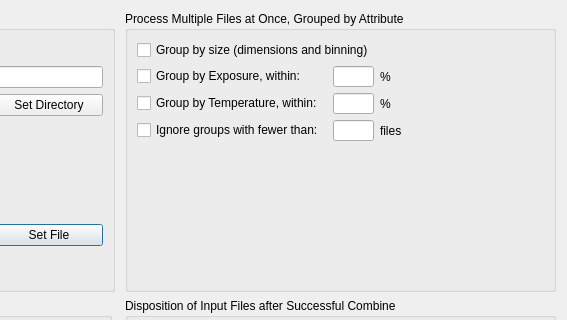
This is PreferencesWindow.ui in RMcDOttawa/MasterDarkMaker as Qt 5 draws it before an edit; both pictures show x 327 to 894 and y 0 to 320 of the 894 by 529 pixel window. The edited form follows.
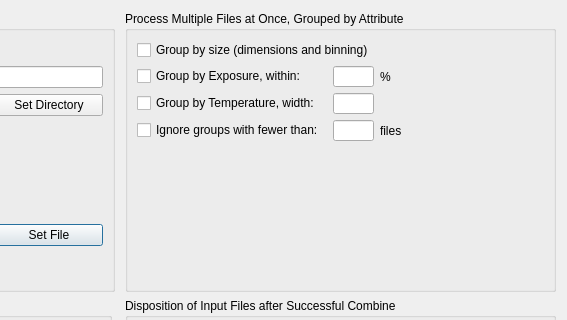
This is the edited form.

Commit message: Changed temperature group tolerance to bandwidth in Preferences

```diff
--- a/PreferencesWindow.ui
+++ b/PreferencesWindow.ui
@@ -285,13 +285,6 @@
         </property>
        </widget>
       </item>
-      <item row="2" column="2">
-       <widget class="QLabel" name="label_8">
-        <property name="text">
-         <string>%</string>
-        </property>
-       </widget>
-      </item>
       <item row="3" column="1">
        <widget class="QLineEdit" name="minimumGroupSize">
         <property name="maximumSize">
@@ -308,7 +301,7 @@
          <string>Process sets of files having different CCD temperatures</string>
         </property>
         <property name="text">
-         <string>Group by Temperature, within:</string>
+         <string>Group by Temperature, width:</string>
         </property>
        </widget>
       </item>
```
Left out of the diff: 2 changed lines with no effect on the pictures. The commit also changes 5 other files.
